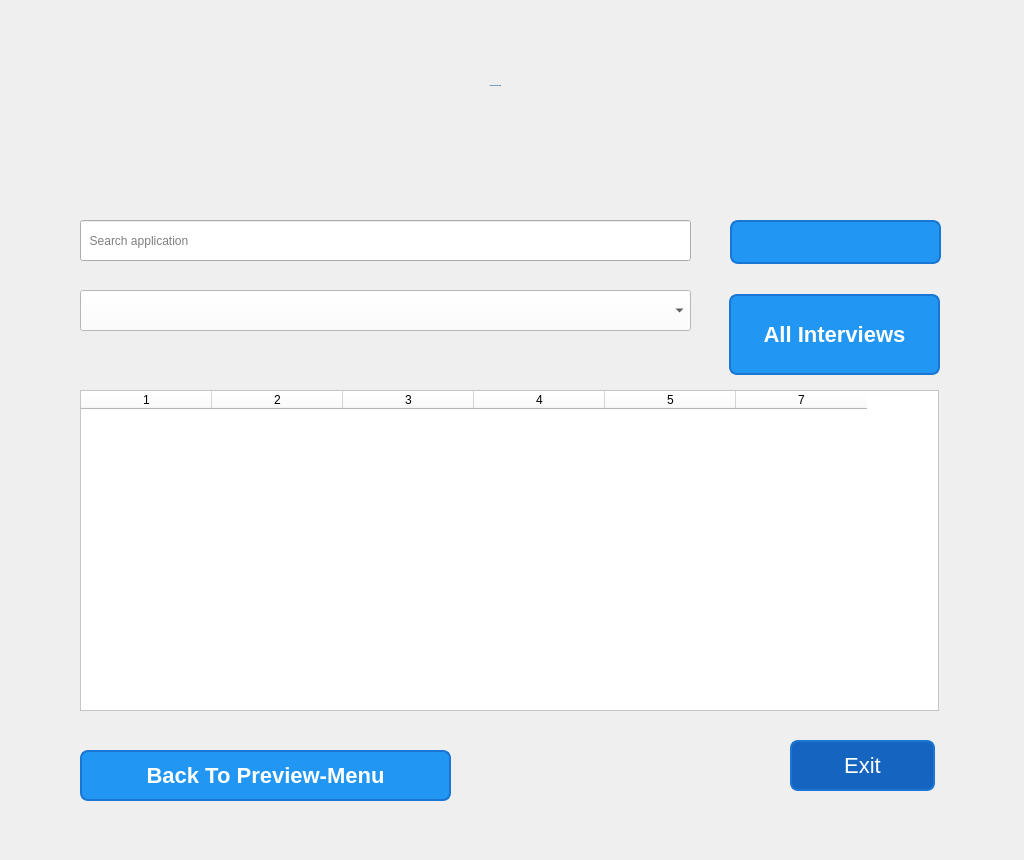
Above: Customer Relationship Management/ui folders/mentor_interview.ui from Harriery/my-python-projects before the change. Below: the same form after it.
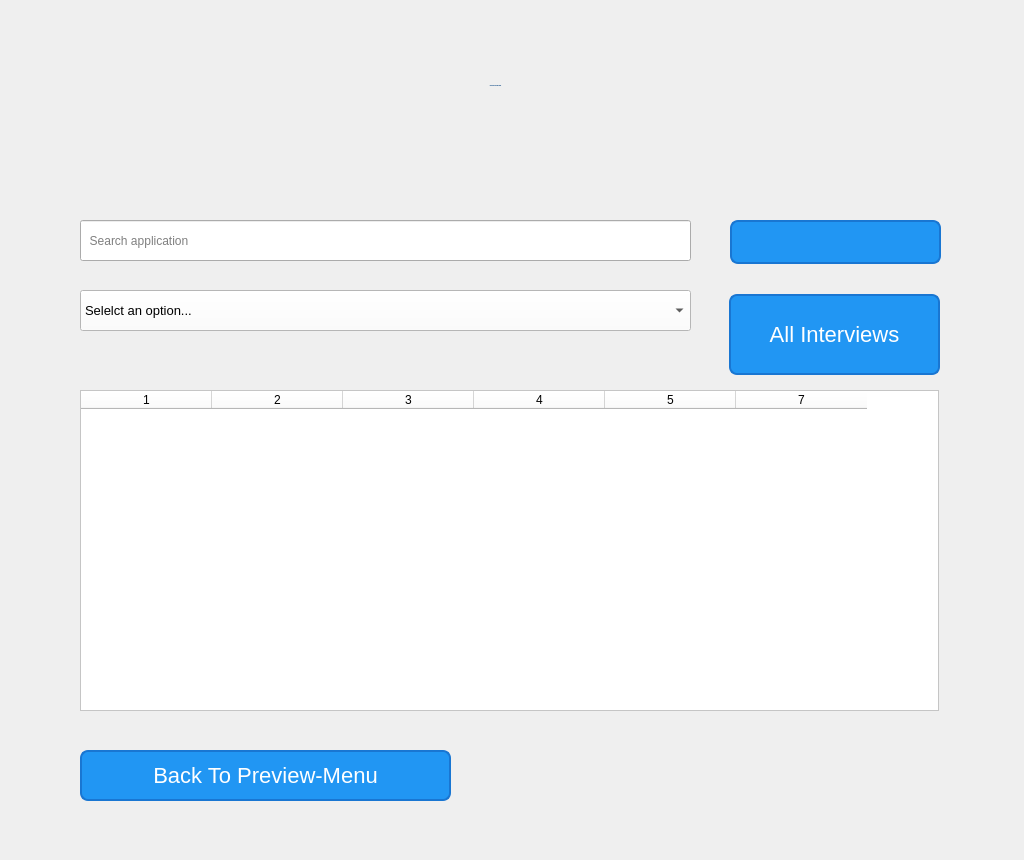
That is the form after the change. Icons and pictures are not drawn.

Diff of the .ui file:
```diff
--- a/Customer Relationship Management/ui folders/mentor_interview.ui
+++ b/Customer Relationship Management/ui folders/mentor_interview.ui
@@ -142,8 +142,6 @@
    <property name="font">
     <font>
      <pointsize>-1</pointsize>
-     <weight>75</weight>
-     <bold>true</bold>
     </font>
    </property>
    <property name="text">
@@ -167,6 +165,11 @@
    <property name="styleSheet">
     <string notr="true">background-color: rgb(255, 255, 255);</string>
    </property>
+   <item>
+    <property name="text">
+     <string>Selelct an option...</string>
+    </property>
+   </item>
   </widget>
   <widget class="QTableWidget" name="tableWidget_butunGorusmeler">
    <property name="geometry">
@@ -226,8 +229,6 @@
    <property name="font">
     <font>
      <pointsize>-1</pointsize>
-     <weight>75</weight>
-     <bold>true</bold>
     </font>
    </property>
    <property name="styleSheet">
@@ -237,49 +238,8 @@
     <string>Back To Preview-Menu</string>
    </property>
    <property name="icon">
-    <iconset resource="../../../drive-download-20250210T231031Z-001/icons.qrc.qrc">
-     <normaloff>:/newPrefix/icons/return.png.png</normaloff>:/newPrefix/icons/return.png.png</iconset>
-   </property>
-  </widget>
-  <widget class="QPushButton" name="pushButton_Exit">
-   <property name="geometry">
-    <rect>
-     <x>790</x>
-     <y>740</y>
-     <width>145</width>
-     <height>51</height>
-    </rect>
-   </property>
-   <property name="font">
-    <font>
-     <pointsize>-1</pointsize>
-    </font>
-   </property>
-   <property name="styleSheet">
-    <string notr="true">QPushButton {
-  background-color: #1565C0;
-    border-radius: 8px;
-    border: 2px solid #1976D2;
-    padding: 10px 20px;
-    font-size: 22px;
-    color: white;
-    box-shadow: 0 4px #1976D2;
-    transition: all 0.3s ease;
-}
-QPushButton:hover {
-    background-color: #42A5F5;
-    box-shadow: 0 6px #1976D2;
-    transform: translateY(-4px);
-}
-
-QPushButton:pressed {
-    background-color: #1E88E5;
-    box-shadow: 0 2px #1976D2;
-    transform: translateY(2px);
-}</string>
-   </property>
-   <property name="text">
-    <string>Exit</string>
+    <iconset>
+     <normaloff>icons/return.png.png</normaloff>icons/return.png.png</iconset>
    </property>
   </widget>
  </widget>
```
Left out of the diff: 4 changed lines with no effect on the pictures.
